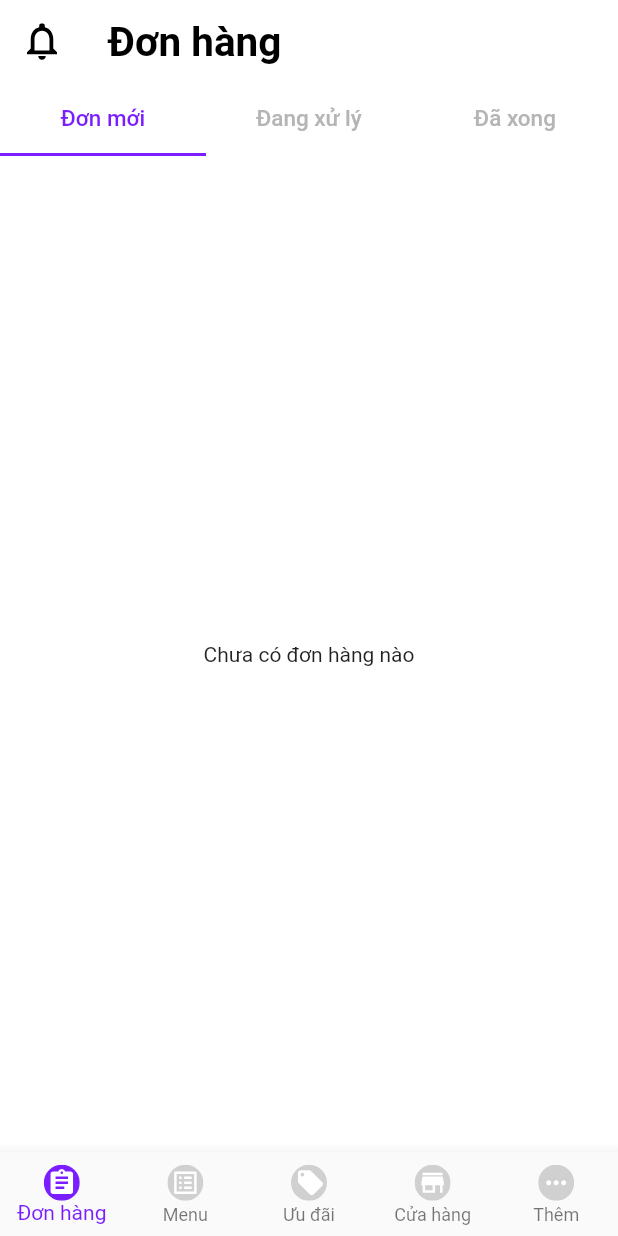
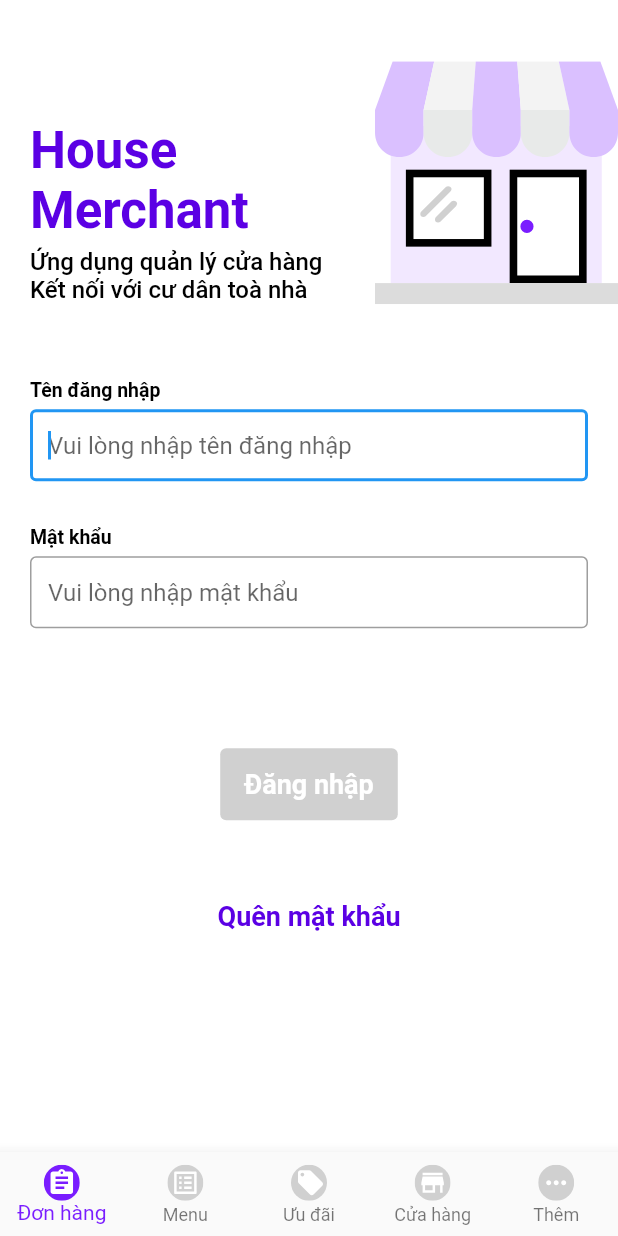
Before and after one commit to byline2009/houze-merchant, a Flutter app: the screen it shows after launch, on a phone screen of 412 x 824 dp. Run offline on Flutter 3.47's test engine with Material 2 defaults, Android fonts, the light colour scheme and no system bars; our stand-ins replace badges, cached_network_image, flutter_bloc, flutter_offline, flutter_svg; Roboto replaces fonts that are missing (SFProText).

Commit message:
implement basic layout on Login screen

```diff
--- a/house_merchant/lib/constant/theme_constant.dart
+++ b/house_merchant/lib/constant/theme_constant.dart
@@ -1,7 +1,6 @@
 import 'package:flutter/material.dart';
 
 class ThemeConstant {
-
   static const Color appbar_background_color = Colors.white;
   static const Color appbar_text_color = Colors.black;
   static const Color appbar_popup_color = Color(0xfff5f7f8);
@@ -28,7 +27,6 @@ class ThemeConstant {
   static const Color promotion_status_running = Color(0xff00aa7d);
   static const Color promotion_status_expired = Color(0xffb5b5b5);
 
-
   static const double form_font_normal = 14.0;
   static const double form_font_small = 12.0;
   static const double form_font_smaller = 13.0;
@@ -42,8 +40,10 @@ class ThemeConstant {
   static const Color listview_selected_color = Color(0xfff2e8ff);
 
   static const Color form_border_small = Color(0xffdcdcdc);
-  static const BorderRadius button_radius = BorderRadius.all(Radius.circular(5.0));
-  static const BorderRadius button_radius_normal = BorderRadius.all(Radius.circular(10.0));
+  static const BorderRadius button_radius =
+      BorderRadius.all(Radius.circular(5.0));
+  static const BorderRadius button_radius_normal =
+      BorderRadius.all(Radius.circular(10.0));
 
   //Colors
   static const Color link_color = ThemeConstant.primary_color;
@@ -52,4 +52,7 @@ class ThemeConstant {
   static const Color white_color = Color(0xffffffff);
   static const Color grey_color = Color(0xff838383);
 
+  //Login
+  static const Color violet_color = Color(0xff5b00e4);
+  static const Color alto_color = Color(0xffd0d0d0);
 }
--- /dev/null
+++ b/house_merchant/lib/screen/login/login_screen.dart
@@ -0,0 +1,145 @@
+import 'package:flutter/material.dart';
+import 'package:flutter_svg/flutter_svg.dart';
+import 'package:house_merchant/constant/theme_constant.dart';
+
+class LoginScreen extends StatelessWidget {
+  @override
+  Widget build(BuildContext context) {
+    final introduceSection = Row(
+        mainAxisAlignment: MainAxisAlignment.spaceBetween,
+        crossAxisAlignment: CrossAxisAlignment.end,
+        children: <Widget>[
+          Column(
+            mainAxisAlignment: MainAxisAlignment.spaceBetween,
+            crossAxisAlignment: CrossAxisAlignment.start,
+            children: <Widget>[
+              Text(
+                'House\nMerchant',
+                style: TextStyle(
+                    fontSize: 34.0,
+                    fontWeight: FontWeight.bold,
+                    color: ThemeConstant.violet_color),
+              ),
+              SizedBox(height: 5.0),
+              Text('Ứng dụng quản lý cửa hàng\nKết nối với cư dân toà nhà',
+                  style: TextStyle(
+                      fontSize: 16.0,
+                      color: ThemeConstant.black_color,
+                      fontWeight: ThemeConstant.appbar_text_weight))
+            ],
+          ),
+          SizedBox(width: 25.0),
+          SvgPicture.asset('assets/images/ic-login-store.svg',
+              width: 162.0, height: 162.0, fit: BoxFit.contain),
+        ]);
+
+    final usernameSection = Column(
+      mainAxisAlignment: MainAxisAlignment.spaceBetween,
+      crossAxisAlignment: CrossAxisAlignment.start,
+      children: <Widget>[
+        Text("Tên đăng nhập",
+            style: TextStyle(
+                fontSize: 13.0,
+                fontWeight: FontWeight.w600,
+                color: ThemeConstant.black_color)),
+        SizedBox(height: 5.0),
+        TextFormField(
+          keyboardType: TextInputType.text,
+          autofocus: true,
+          initialValue: '',
+          decoration: InputDecoration(
+            hintText: 'Vui lòng nhập tên đăng nhập',
+            contentPadding: EdgeInsets.all(12.0),
+            border: OutlineInputBorder(
+              borderRadius: BorderRadius.circular(4.0),
+            ),
+          ),
+        )
+      ],
+    );
+
+    final passwordSection = Column(
+      mainAxisAlignment: MainAxisAlignment.spaceBetween,
+      crossAxisAlignment: CrossAxisAlignment.start,
+      children: <Widget>[
+        Text("Mật khẩu",
+            style: TextStyle(
+                fontSize: 13.0,
+                fontWeight: FontWeight.w600,
+                color: ThemeConstant.black_color)),
+        SizedBox(height: 5.0),
+        TextFormField(
+            keyboardType: TextInputType.text,
+            obscureText: true,
+            initialValue: '',
+            decoration: InputDecoration(
+                hintText: 'Vui lòng nhập mật khẩu',
+                contentPadding: EdgeInsets.all(12.0),
+                border: OutlineInputBorder(
+                    borderRadius: BorderRadius.circular(4.0))))
+      ],
+    );
+
+    final loginButon = Material(
+        borderRadius: BorderRadius.circular(4.0),
+        color: ThemeConstant.alto_color,
+        child: MaterialButton(
+          height: 48.0,
+          onPressed: () {
+            print("Dang nhap");
+          },
+          child: Text(
+            "Đăng nhập",
+            textAlign: TextAlign.center,
+            style: TextStyle(
+                color: ThemeConstant.white_color,
+                fontSize: 18.0,
+                fontWeight: FontWeight.bold),
+          ),
+        ));
+
+    final forgotPasswordButon = Material(
+        color: Colors.transparent,
+        child: MaterialButton(
+          height: 48.0,
+          onPressed: () {
+            print("Quen mat khau");
+          },
+          child: Text(
+            "Quên mật khẩu",
+            textAlign: TextAlign.center,
+            style: TextStyle(
+                color: ThemeConstant.violet_color,
+                fontSize: 18.0,
+                fontWeight: FontWeight.bold),
+          ),
+        ));
+
+    // TODO: implement build
+    return Center(
+      child: Container(
+        padding: EdgeInsets.only(left: 20.0, top: 40.9),
+        child: ListView(
+          children: <Widget>[
+            introduceSection,
+            SizedBox(height: 50.0),
+            Padding(
+              padding: EdgeInsets.only(right: 20.0),
+              child: Column(
+                children: <Widget>[
+                  usernameSection,
+                  SizedBox(height: 30.0),
+                  passwordSection,
+                  SizedBox(height: 80.0),
+                  loginButon,
+                  SizedBox(height: 40.0),
+                  forgotPasswordButon
+                ],
+              ),
+            )
+          ],
+        ),
+      ),
+    );
+  }
+}
--- a/house_merchant/lib/screen/main/main_screen.dart
+++ b/house_merchant/lib/screen/main/main_screen.dart
@@ -8,6 +8,7 @@ import 'package:flutter/cupertino.dart';
 import 'package:flutter/material.dart';
 import 'package:flutter_offline/flutter_offline.dart';
 import 'package:house_merchant/constant/theme_constant.dart';
+import 'package:house_merchant/screen/login/login_screen.dart';
 import 'package:house_merchant/screen/main/menu_screen.dart';
 import 'package:house_merchant/screen/main/more_screen.dart';
 import 'package:house_merchant/screen/main/order_screen.dart';
@@ -22,7 +23,6 @@ class NaviagationBottom {
 }
 
 class MainScreen extends StatefulWidget {
-
   MainScreen() {
     print('MainScreen StatefulWidget init');
   }
@@ -32,7 +32,6 @@ class MainScreen extends StatefulWidget {
 }
 
 class MainScreenState extends State<MainScreen> {
-
   static PageController pageController = PageController(
     initialPage: 0,
     keepPage: true,
@@ -42,15 +41,29 @@ class MainScreenState extends State<MainScreen> {
   int _currentIndex = 0;
 
   Widget bottomNavItem(SvgPicture _image, {String badge = " "}) {
-    return Container(width: 50, height: 25, child: Stack(children: <Widget>[
-      Align(
-        alignment: Alignment.bottomCenter, child: _image),
-      badge == "" ? Center() :
-      Positioned(child: Badge(animationDuration: Duration(milliseconds: 0), animationType: BadgeAnimationType.fade, badgeContent: Text(badge, style: const TextStyle(
+    return Container(
+        width: 50,
+        height: 25,
+        child: Stack(
+          children: <Widget>[
+            Align(alignment: Alignment.bottomCenter, child: _image),
+            badge == ""
+                ? Center()
+                : Positioned(
+                    child: Badge(
+                        animationDuration: Duration(milliseconds: 0),
+                        animationType: BadgeAnimationType.fade,
+                        badgeContent: Text(
+                          badge,
+                          style: const TextStyle(
                             color: Colors.white,
                             fontSize: 12,
-      ), )), right: 0, top: -2)
-    ],));
+                          ),
+                        )),
+                    right: 0,
+                    top: -2)
+          ],
+        ));
   }
 
   @override
@@ -62,51 +75,76 @@ class MainScreenState extends State<MainScreen> {
   List<NaviagationBottom> listNaviagation() {
     return [
       new NaviagationBottom(
-        OrderScreen(),
+          //OrderScreen(),
+          LoginScreen(),
           BottomNavigationBarItem(
-          activeIcon: bottomNavItem(SvgPicture.asset('assets/images/ic-order-highlight.svg'), badge: ""),
-          icon: bottomNavItem(SvgPicture.asset('assets/images/ic-order-default.svg'), badge: ""),
-          title: new Text(LocalizationsUtil.of(context).translate('Đơn hàng'),),
-        )
+            activeIcon: bottomNavItem(
+                SvgPicture.asset('assets/images/ic-order-highlight.svg'),
+                badge: ""),
+            icon: bottomNavItem(
+                SvgPicture.asset('assets/images/ic-order-default.svg'),
+                badge: ""),
+            title: new Text(
+              LocalizationsUtil.of(context).translate('Đơn hàng'),
             ),
+          )),
       new NaviagationBottom(
           MenuScreen(),
           BottomNavigationBarItem(
-          activeIcon: bottomNavItem(SvgPicture.asset("assets/images/ic-menu-highlight.svg"), badge: ""),
-          icon: bottomNavItem(SvgPicture.asset('assets/images/ic-menu-default.svg'), badge: ""),
-          title: Text(LocalizationsUtil.of(context).translate('Menu'),),
-        )
+            activeIcon: bottomNavItem(
+                SvgPicture.asset("assets/images/ic-menu-highlight.svg"),
+                badge: ""),
+            icon: bottomNavItem(
+                SvgPicture.asset('assets/images/ic-menu-default.svg'),
+                badge: ""),
+            title: Text(
+              LocalizationsUtil.of(context).translate('Menu'),
             ),
+          )),
       new NaviagationBottom(
           PromotionScreen(),
           BottomNavigationBarItem(
-          activeIcon: bottomNavItem(SvgPicture.asset("assets/images/ic-promotion-highlight.svg"), badge: ""),
-          icon: bottomNavItem(SvgPicture.asset('assets/images/ic-promotion-default.svg'), badge: ""),
-          title: Text(LocalizationsUtil.of(context).translate('Ưu đãi'),),
-        )
+            activeIcon: bottomNavItem(
+                SvgPicture.asset("assets/images/ic-promotion-highlight.svg"),
+                badge: ""),
+            icon: bottomNavItem(
+                SvgPicture.asset('assets/images/ic-promotion-default.svg'),
+                badge: ""),
+            title: Text(
+              LocalizationsUtil.of(context).translate('Ưu đãi'),
             ),
+          )),
       new NaviagationBottom(
           StoreScreen(),
           BottomNavigationBarItem(
-          activeIcon: bottomNavItem(SvgPicture.asset("assets/images/ic-store-highlight.svg"), badge: ""),
-          icon: bottomNavItem(SvgPicture.asset('assets/images/ic-store-default.svg'), badge: ""),
-          title: Text(LocalizationsUtil.of(context).translate('Cửa hàng'),),
-        )
+            activeIcon: bottomNavItem(
+                SvgPicture.asset("assets/images/ic-store-highlight.svg"),
+                badge: ""),
+            icon: bottomNavItem(
+                SvgPicture.asset('assets/images/ic-store-default.svg'),
+                badge: ""),
+            title: Text(
+              LocalizationsUtil.of(context).translate('Cửa hàng'),
             ),
+          )),
       new NaviagationBottom(
           MoreScreen(),
           BottomNavigationBarItem(
-          activeIcon: bottomNavItem(SvgPicture.asset("assets/images/ic-more-highlight.svg"), badge: ""),
-          icon: bottomNavItem(SvgPicture.asset('assets/images/ic-more-default.svg'), badge: ""),
-          title: Text(LocalizationsUtil.of(context).translate('Thêm'),),
-        )
+            activeIcon: bottomNavItem(
+                SvgPicture.asset("assets/images/ic-more-highlight.svg"),
+                badge: ""),
+            icon: bottomNavItem(
+                SvgPicture.asset('assets/images/ic-more-default.svg'),
+                badge: ""),
+            title: Text(
+              LocalizationsUtil.of(context).translate('Thêm'),
             ),
+          )),
     ];
   }
 
   @override
   Widget build(BuildContext context) {
-
     debugPrint('*main_screen build');
 
     navigationButtons = listNaviagation();
@@ -117,10 +155,9 @@ class MainScreenState extends State<MainScreen> {
           ConnectivityResult connectivity,
           Widget child,
         ) {
-
           listPage = new List<Widget>();
 
-        listPage.add( PageView(
+          listPage.add(PageView(
             controller: pageController,
             physics: NeverScrollableScrollPhysics(),
             onPageChanged: (index) {
@@ -131,12 +168,11 @@ class MainScreenState extends State<MainScreen> {
             children: this.navigationButtons.map((f) {
               return f.screen;
             }).toList(),
-        ) );
+          ));
 
           final bool connected = connectivity != ConnectivityResult.none;
 
-        listPage.add(
-          SafeArea(
+          listPage.add(SafeArea(
             child: Stack(
               children: <Widget>[
                 Positioned(
@@ -147,13 +183,15 @@ class MainScreenState extends State<MainScreen> {
                       color: connected ? Colors.green : Color(0xFFEE4400),
                       padding: EdgeInsets.all(10),
                       child: Center(
-                      child: Text("${connected ? 'Đã kết nối mạng' : 'Không có kết nối mạng'}", style: TextStyle(fontSize: 14, color: Colors.white)),
+                        child: Text(
+                            "${connected ? 'Đã kết nối mạng' : 'Không có kết nối mạng'}",
+                            style:
+                                TextStyle(fontSize: 14, color: Colors.white)),
                       ),
                     )),
               ],
             ),
-          )
-        );
+          ));
 
           if (connected) {
             listPage.removeAt(1);
@@ -161,7 +199,9 @@ class MainScreenState extends State<MainScreen> {
 
           return new Scaffold(
               backgroundColor: Colors.white,
-          body: Stack(children: listPage,),
+              body: Stack(
+                children: listPage,
+              ),
               bottomNavigationBar: BottomNavigationBar(
                   currentIndex: _currentIndex,
                   onTap: (int index) {
@@ -174,10 +214,9 @@ class MainScreenState extends State<MainScreen> {
                   type: BottomNavigationBarType.fixed,
                   items: this.navigationButtons.map((f) {
                     return f.barItem;
-            }).toList()
-        ));
-
-      }, child: Column(
+                  }).toList()));
+        },
+        child: Column(
           mainAxisAlignment: MainAxisAlignment.center,
           children: <Widget>[
             new Text(
@@ -195,5 +234,4 @@ class MainScreenState extends State<MainScreen> {
     print("MainScreen dispose!");
     super.dispose();
   }
-
 }
--- a/house_merchant/lib/screen/main/more_screen.dart
+++ b/house_merchant/lib/screen/main/more_screen.dart
@@ -1,3 +1,4 @@
+import 'package:flutter/material.dart';
 import 'package:flutter/widgets.dart';
 
 class MoreScreen extends StatefulWidget {
@@ -11,7 +12,7 @@ class MoreScreenState extends State<MoreScreen> {
   @override
   Widget build(BuildContext context) {
     return Container(
-       child: Text('More Screen'),
+      child: Text('More Screen'),
     );
   }
 }
--- a/house_merchant/pubspec.yaml
+++ b/house_merchant/pubspec.yaml
@@ -47,13 +47,11 @@ dev_dependencies:
   flutter_test:
     sdk: flutter
 
-
 # For information on the generic Dart part of this file, see the
 # following page: https://dart.dev/tools/pub/pubspec
 
 # The following section is specific to Flutter.
 flutter:
-
   # The following line ensures that the Material Icons font is
   # included with your application, so that you can use the icons in
   # the material Icons class.
```
Also changed, not shown: house_merchant/lib/screen/base/bootstrap_widget.dart (+2 -6 lines), house_merchant/assets/images/ic-login-store.svg (added), house_merchant/assets/images/ic-menu-default.svg. Lines whose indentation alone changed are shown as unchanged.
